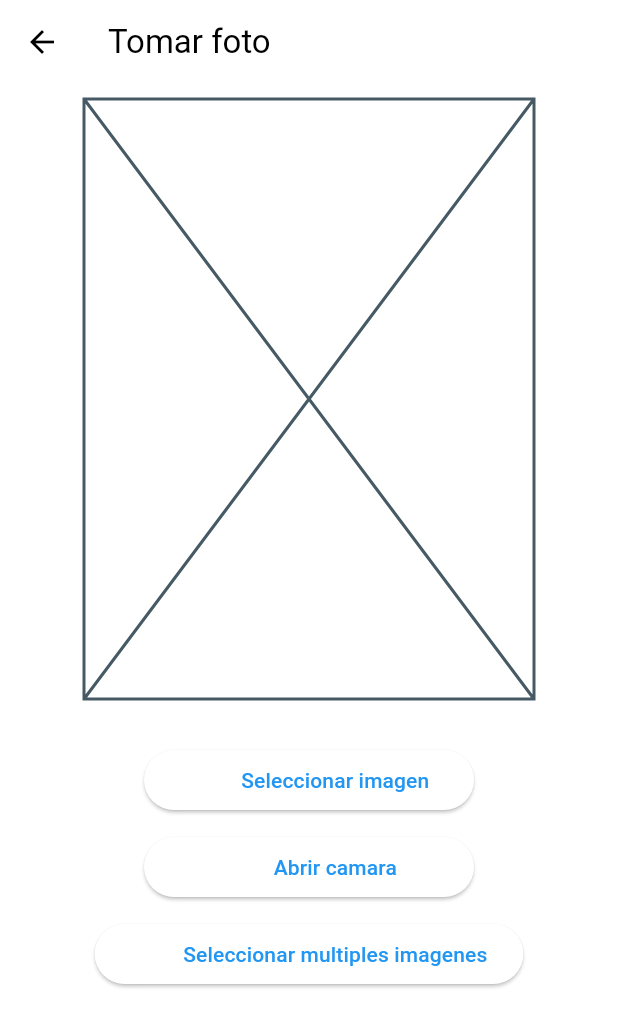
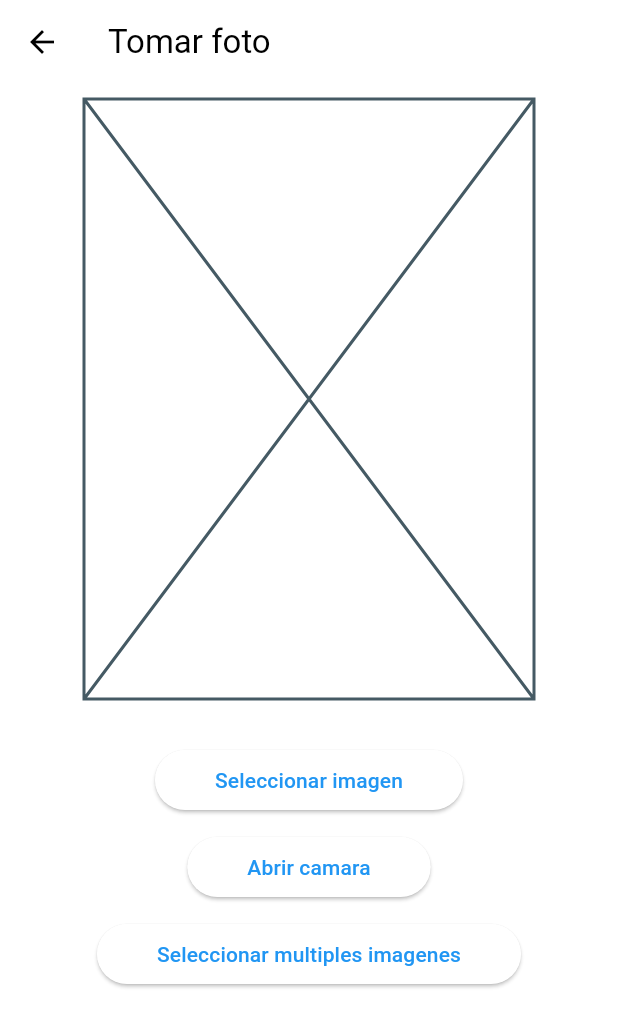
Before and after one commit to LuisFer27/app_test, a Flutter app: the screen it shows after launch, after a tap on "Tomar foto", on a phone screen of 412 x 824 dp. Shown: the top 1027 px of the screen. Run offline on Flutter 3.47's test engine with Material 2 defaults, Android fonts, the phone set to English and light mode, and no system bars; drawn by our look-alikes of dynamic_color; our stand-ins replace audioplayers, flutter_map, image_picker, latlong2, sqflite, video_player; missing offline and left inert: record; accounts and stored records are empty.

Commit message:
se optimizo la aplicación con sus reglas

```diff
--- a/lib/home_screen.dart
+++ b/lib/home_screen.dart
@@ -4,7 +4,7 @@ import 'package:app_test/profile/photo_screen.dart';
 import 'package:app_test/video/video_record.dart';
 import 'package:app_test/list/list.dart';
 import 'package:app_test/geolocalization/geolocalization.dart';
-import 'package:app_test/view/section/menu_button.dart';
+import 'package:app_test/src/widgets/Buttons/btns.dart';
 
 class MyHomePage extends StatefulWidget {
   const MyHomePage({super.key});
@@ -33,7 +33,7 @@ class _MyHomePageState extends State<MyHomePage> {
             mainAxisAlignment: MainAxisAlignment.center,
             crossAxisAlignment: CrossAxisAlignment.stretch,
             children: <Widget>[
-              MenuButton(
+              Btns(
                   menuText: 'Grabar audio',
                   onTap: () => {
                         Navigator.push(
@@ -44,7 +44,7 @@ class _MyHomePageState extends State<MyHomePage> {
                           ),
                         ),
                       }),
-              MenuButton(
+              Btns(
                   menuText: 'Tomar foto',
                   onTap: () => {
                         Navigator.push(
@@ -55,7 +55,7 @@ class _MyHomePageState extends State<MyHomePage> {
                           ),
                         ),
                       }),
-              MenuButton(
+              Btns(
                   menuText: 'Tomar video',
                   onTap: () => {
                         Navigator.push(
@@ -66,7 +66,7 @@ class _MyHomePageState extends State<MyHomePage> {
                           ),
                         ),
                       }),
-              MenuButton(
+              Btns(
                   menuText: 'Ver lista',
                   onTap: () => {
                         Navigator.push(
@@ -77,7 +77,7 @@ class _MyHomePageState extends State<MyHomePage> {
                           ),
                         ),
                       }),
-              MenuButton(
+              Btns(
                   menuText: 'Ver ubicación',
                   onTap: () => {
                         Navigator.push(
--- a/lib/profile/photo_screen.dart
+++ b/lib/profile/photo_screen.dart
@@ -2,7 +2,7 @@ import 'dart:io';
 
 import 'package:flutter/material.dart';
 import 'package:image_picker/image_picker.dart';
-
+import 'package:app_test/src/widgets/Buttons/btns.dart';
 
 class PhotoScreen extends StatefulWidget {
    const PhotoScreen ({super.key, required this.title});
@@ -74,54 +74,26 @@ class _PhotoScreenState extends State<PhotoScreen> {
             const SizedBox(
               height: 30,
             ),
-            ElevatedButton.icon(
-                onPressed: () => pickimagefromgallery(),
-                style: const ButtonStyle(
-                    minimumSize: MaterialStatePropertyAll(Size(220, 40)),
-                ),
-                icon: const SizedBox.square(
-                  dimension: 35,
-
-                ),
-                label: const Text(
-                  'Seleccionar imagen',
-                  //style: TextStyle(fontWeight: FontWeight.bold, fontSize: 25),
-                )),
+             Btns(
+              menuText: 'Seleccionar imagen',
+              onTap: () => pickimagefromgallery()
+              ),
             const SizedBox(
               height: 10,
             ),
-            ElevatedButton.icon(
-                onPressed: () => pickimagefromcamera(),
-                style: const ButtonStyle(
-                    minimumSize: MaterialStatePropertyAll(Size(220, 40)),
-                    ),
-                icon: const SizedBox.square(
-                  dimension: 35,
-
-                ),
-                label: const Text(
-                  'Abrir camara',
-                  //style: TextStyle(fontWeight: FontWeight.bold, fontSize: 25),
-                )),
+                  Btns(menuText:'Abrir camara',
+                  onTap:() => pickimagefromcamera()
+                  ),
             const SizedBox(
               height: 10,
             ),
-            ElevatedButton.icon(
-                onPressed: () {
+
+                Btns(
+                  menuText:'Seleccionar multiples imagenes',
+                  onTap:() {
                   multipleimage.removeRange(0, multipleimage.length);
                   pickmultipleimage();
-                },
-                style: const ButtonStyle(
-                    minimumSize: MaterialStatePropertyAll(Size(220, 40)),
-                   ),
-                icon: const SizedBox.square(
-                  dimension: 35,
-                  //child: Image.asset('assets/multipleimage.png'),
-                ),
-                label: const Text(
-                  'Seleccionar multiples imagenes',
-                  //style: TextStyle(fontWeight: FontWeight.bold, fontSize: 25),
-                )),
+                }),
             const SizedBox(
               height: 30,
             ),
--- a/lib/view/section/menu_button.dart
+++ /dev/null
@@ -1,18 +0,0 @@
-import 'package:flutter/material.dart';
-
-class MenuButton extends StatelessWidget {
-  const MenuButton({super.key,required this.menuText,required this.onTap,});
-final String menuText;
-final void Function() onTap;
-  @override
-  Widget build(BuildContext context) {
-    return ElevatedButton(
-            onPressed: onTap,
-            style: ElevatedButton.styleFrom(
-              padding: const EdgeInsets.symmetric(vertical: 10,horizontal: 40,),
-            shape: RoundedRectangleBorder(borderRadius: BorderRadius.circular(40))
-            ),
-            child:  Text(menuText),
-          );
-  }
-}
```
Also changed, not shown: lib/record/record.dart (+8 -11 lines), lib/src/widgets/Buttons/btns.dart (+15 -43 lines), lib/src/widgets/Buttons/roundedButton.dart (deleted, +0 -64 lines), lib/src/widgets/TextField/textField.dart (added, +43 -0 lines), lib/video/video_record.dart (+3 -30 lines).
